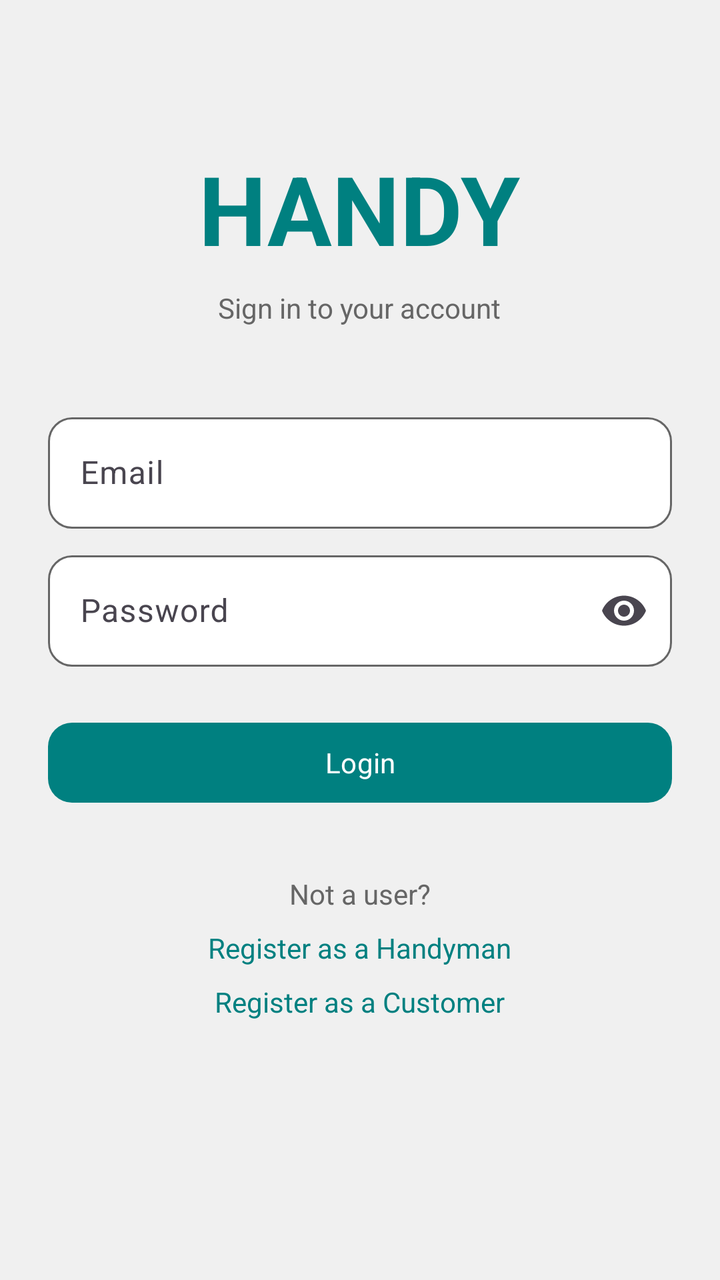
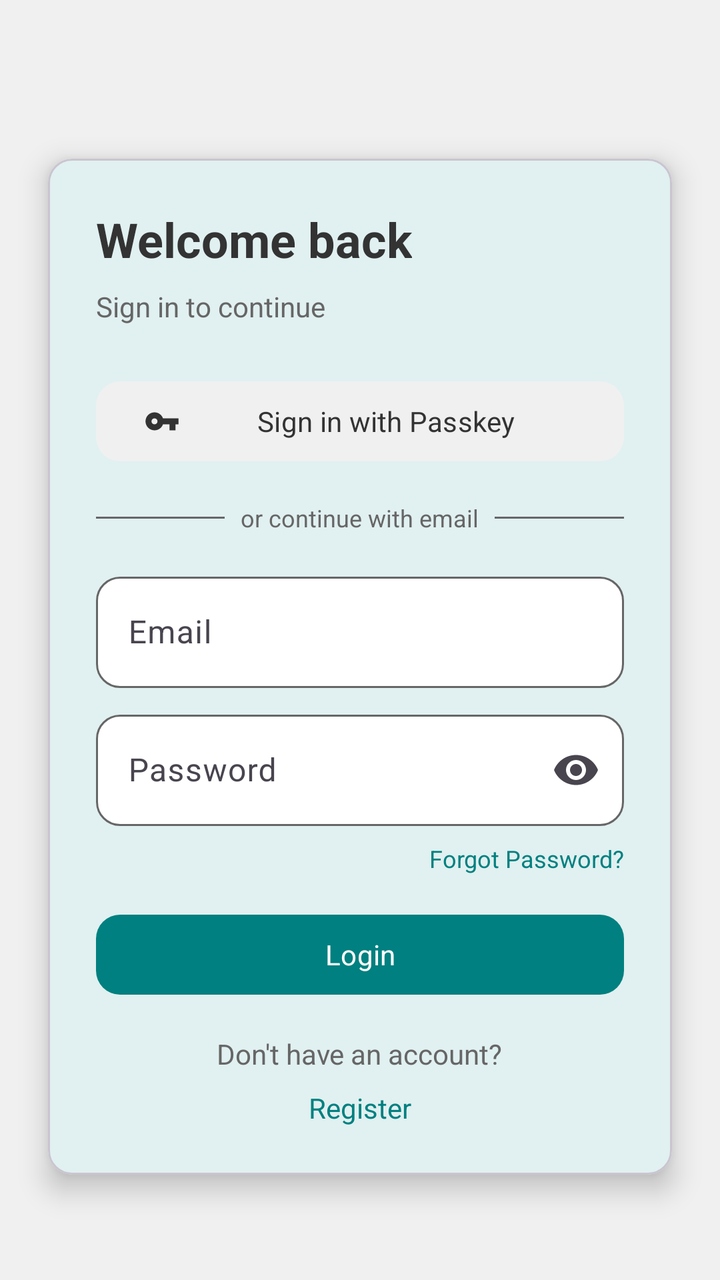

Two renders of the same Android screen: before a commit and after it. Below are the layout's source before the change and the commit's diff.
<!-- AndroidManifest.xml: application theme Theme.HandyProject -->
<!-- res/layout/activity_main.xml -->
<?xml version="1.0" encoding="utf-8"?>
<ScrollView xmlns:android="http://schemas.android.com/apk/res/android"
    xmlns:app="http://schemas.android.com/apk/res-auto"
    xmlns:tools="http://schemas.android.com/tools"
    android:layout_width="match_parent"
    android:layout_height="match_parent"
    android:background="@color/colorBackground"
    android:fillViewport="true"
    tools:context=".MainActivity">

    <LinearLayout
        android:layout_width="match_parent"
        android:layout_height="wrap_content"
        android:gravity="center_horizontal"
        android:orientation="vertical"
        android:padding="@dimen/padding_large">

        <TextView
            android:layout_width="wrap_content"
            android:layout_height="wrap_content"
            android:layout_marginTop="48dp"
            android:layout_marginBottom="8dp"
            android:fontFamily="sans-serif"
            android:text="HANDY"
            android:textColor="@color/colorPrimary"
            android:textSize="48sp"
            android:textStyle="bold" />

        <TextView
            android:layout_width="wrap_content"
            android:layout_height="wrap_content"
            android:layout_marginBottom="40dp"
            android:fontFamily="sans-serif"
            android:text="Sign in to your account"
            android:textColor="@color/colorTextSecondary"
            android:textSize="@dimen/text_size_body" />

        <com.google.android.material.textfield.TextInputLayout
            android:id="@+id/tilEmail"
            style="@style/Widget.HandyProject.TextInputLayout"
            android:layout_marginBottom="@dimen/padding_small"
            android:hint="Email">
            <com.google.android.material.textfield.TextInputEditText
                android:id="@+id/NameTextText"
                android:layout_width="match_parent"
                android:layout_height="wrap_content"
                android:inputType="textEmailAddress"
                android:maxLines="1" />
        </com.google.android.material.textfield.TextInputLayout>

        <com.google.android.material.textfield.TextInputLayout
            android:id="@+id/tilPassword"
            style="@style/Widget.HandyProject.TextInputLayout"
            android:layout_marginBottom="@dimen/padding_large"
            android:hint="Password"
            app:endIconMode="password_toggle">
            <com.google.android.material.textfield.TextInputEditText
                android:id="@+id/EditTextTextPassword"
                android:layout_width="match_parent"
                android:layout_height="wrap_content"
                android:inputType="textPassword"
                android:maxLines="1" />
        </com.google.android.material.textfield.TextInputLayout>

        <com.google.android.material.button.MaterialButton
            android:id="@+id/LoginButton"
            style="@style/Widget.HandyProject.Button.Primary"
            android:text="Login" />

        <ProgressBar
            android:id="@+id/progressBar"
            android:layout_width="wrap_content"
            android:layout_height="wrap_content"
            android:layout_marginTop="@dimen/padding_standard"
            android:indeterminateTint="@color/colorPrimary"
            android:visibility="gone" />

        <TextView
            android:id="@+id/NotAUserTextView"
            android:layout_width="wrap_content"
            android:layout_height="wrap_content"
            android:layout_marginTop="32dp"
            android:fontFamily="sans-serif"
            android:text="Not a user?"
            android:textColor="@color/colorTextSecondary"
            android:textSize="@dimen/text_size_body" />

        <TextView
            android:id="@+id/RegisterLinkTextView"
            android:layout_width="wrap_content"
            android:layout_height="wrap_content"
            android:layout_marginTop="8dp"
            android:clickable="true"
            android:focusable="true"
            android:fontFamily="sans-serif"
            android:text="Register as a Handyman"
            android:textColor="@color/colorPrimary"
            android:textSize="@dimen/text_size_body" />

        <TextView
            android:id="@+id/RegisterLinkTextView2"
            android:layout_width="wrap_content"
            android:layout_height="wrap_content"
            android:layout_marginTop="8dp"
            android:clickable="true"
            android:focusable="true"
            android:fontFamily="sans-serif"
            android:text="Register as a Customer"
            android:textColor="@color/colorPrimary"
            android:textSize="@dimen/text_size_body" />

    </LinearLayout>
</ScrollView>
<!-- resources referenced by this layout -->
<resources>
  <color name="colorBackground">#F0F0F0</color>
  <color name="colorPrimary">#008080</color>
  <color name="colorTextSecondary">#666666</color>
  <dimen name="padding_large">24dp</dimen>
  <dimen name="padding_small">8dp</dimen>
  <dimen name="padding_standard">16dp</dimen>
  <dimen name="text_size_body">14sp</dimen>
  <style name="Widget.HandyProject.Button.Primary" parent="Widget.Material3.Button">
          <item name="android:layout_width">match_parent</item>
          <item name="android:layout_height">48dp</item>
          <item name="android:minHeight">48dp</item>
          <item name="android:textColor">@color/white</item>
          <item name="android:textSize">@dimen/text_size_body</item>
          <item name="android:fontFamily">sans-serif</item>
          <item name="backgroundTint">@color/colorPrimary</item>
          <item name="cornerRadius">@dimen/corner_radius</item>
          <item name="shapeAppearance">@style/ShapeAppearance.HandyProject.Rounded</item>
      </style>
  <style name="Widget.HandyProject.TextInputLayout" parent="Widget.Material3.TextInputLayout.OutlinedBox">
          <item name="android:layout_width">match_parent</item>
          <item name="android:layout_height">wrap_content</item>
          <item name="boxBackgroundColor">@color/colorCardBackground</item>
          <item name="boxStrokeColor">@color/input_stroke_color</item>
          <item name="hintTextColor">@color/colorTextSecondary</item>
          <item name="shapeAppearance">@style/ShapeAppearance.HandyProject.Rounded</item>
      </style>
  <style name="Theme.HandyProject" parent="Base.Theme.HandyProject" />
  <color name="white">#FFFFFFFF</color>
  <dimen name="corner_radius">12dp</dimen>
  <style name="ShapeAppearance.HandyProject.Rounded" parent="ShapeAppearance.Material3.Corner.Full">
          <item name="cornerFamily">rounded</item>
          <item name="cornerSize">@dimen/corner_radius</item>
      </style>
  <color name="colorCardBackground">#FFFFFF</color>
  <color name="colorPrimaryDark">#006666</color>
  <color name="colorAccent">#008080</color>
  <color name="colorTextPrimary">#333333</color>
  <color name="colorError">#F44336</color>
  <!-- unchanged entries left out for length: 1 -->
</resources>

<!-- the commit's change to res/layout/activity_main.xml (unified diff, before → after) -->
@@ -1,113 +1,166 @@
 <?xml version="1.0" encoding="utf-8"?>
-<ScrollView xmlns:android="http://schemas.android.com/apk/res/android"
+<androidx.constraintlayout.widget.ConstraintLayout
+    xmlns:android="http://schemas.android.com/apk/res/android"
     xmlns:app="http://schemas.android.com/apk/res-auto"
     xmlns:tools="http://schemas.android.com/tools"
+    android:id="@+id/mainRoot"
     android:layout_width="match_parent"
     android:layout_height="match_parent"
-    android:background="@color/colorBackground"
-    android:fillViewport="true"
-    tools:context=".MainActivity">
+    tools:context=".ui.auth.MainActivity">
 
-    <LinearLayout
-        android:layout_width="match_parent"
+    <com.google.android.material.card.MaterialCardView
+        android:layout_width="0dp"
         android:layout_height="wrap_content"
-        android:gravity="center_horizontal"
-        android:orientation="vertical"
-        android:padding="@dimen/padding_large">
+        android:layout_marginStart="@dimen/padding_large"
+        android:layout_marginEnd="@dimen/padding_large"
+        app:cardBackgroundColor="@color/white"
+        app:cardCornerRadius="@dimen/corner_radius"
+        app:cardElevation="@dimen/card_elevation_large"
+        app:layout_constraintBottom_toBottomOf="parent"
+        app:layout_constraintEnd_toEndOf="parent"
+        app:layout_constraintStart_toStartOf="parent"
+        app:layout_constraintTop_toTopOf="parent"
+        app:layout_constraintVertical_bias="0.6">
 
-        <TextView
-            android:layout_width="wrap_content"
+        <LinearLayout
+            android:layout_width="match_parent"
             android:layout_height="wrap_content"
-            android:layout_marginTop="48dp"
-            android:layout_marginBottom="8dp"
-            android:fontFamily="sans-serif"
-            android:text="HANDY"
-            android:textColor="@color/colorPrimary"
-            android:textSize="48sp"
-            android:textStyle="bold" />
+            android:orientation="vertical"
+            android:padding="@dimen/padding_large">
 
-        <TextView
-            android:layout_width="wrap_content"
-            android:layout_height="wrap_content"
-            android:layout_marginBottom="40dp"
-            android:fontFamily="sans-serif"
-            android:text="Sign in to your account"
-            android:textColor="@color/colorTextSecondary"
-            android:textSize="@dimen/text_size_body" />
+            <TextView
+                android:layout_width="wrap_content"
+                android:layout_height="wrap_content"
+                android:fontFamily="sans-serif"
+                android:text="Welcome back"
+                android:textColor="@color/colorTextPrimary"
+                android:textSize="@dimen/text_size_heading"
+                android:textStyle="bold" />
 
-        <com.google.android.material.textfield.TextInputLayout
-            android:id="@+id/tilEmail"
-            style="@style/Widget.HandyProject.TextInputLayout"
-            android:layout_marginBottom="@dimen/padding_small"
-            android:hint="Email">
-            <com.google.android.material.textfield.TextInputEditText
-                android:id="@+id/NameTextText"
+            <TextView
+                android:layout_width="wrap_content"
+                android:layout_height="wrap_content"
+                android:layout_marginTop="@dimen/padding_small"
+                android:layout_marginBottom="@dimen/padding_large"
+                android:fontFamily="sans-serif"
+                android:text="Sign in to continue"
+                android:textColor="@color/colorTextSecondary"
+                android:textSize="@dimen/text_size_body" />
+
+            <com.google.android.material.button.MaterialButton
+                android:id="@+id/passkeyButton"
+                style="@style/Widget.HandyProject.Button.Ghost"
+                android:text="Sign in with Passkey"
+                app:icon="@drawable/ic_passkey" />
+
+            <LinearLayout
                 android:layout_width="match_parent"
                 android:layout_height="wrap_content"
-                android:inputType="textEmailAddress"
-                android:maxLines="1" />
-        </com.google.android.material.textfield.TextInputLayout>
+                android:layout_marginTop="@dimen/padding_standard"
+                android:layout_marginBottom="@dimen/padding_standard"
+                android:gravity="center_vertical"
+                android:orientation="horizontal">
 
-        <com.google.android.material.textfield.TextInputLayout
-            android:id="@+id/tilPassword"
-            style="@style/Widget.HandyProject.TextInputLayout"
-            android:layout_marginBottom="@dimen/padding_large"
-            android:hint="Password"
-            app:endIconMode="password_toggle">
-            <com.google.android.material.textfield.TextInputEditText
-                android:id="@+id/EditTextTextPassword"
-                android:layout_width="match_parent"
+                <View
+                    android:layout_width="0dp"
+                    android:layout_height="@dimen/divider_height"
+                    android:layout_weight="1"
+                    android:background="@color/colorTextSecondary" />
+
+                <TextView
+                    android:layout_width="wrap_content"
+                    android:layout_height="wrap_content"
+                    android:layout_marginStart="@dimen/padding_small"
+                    android:layout_marginEnd="@dimen/padding_small"
+                    android:fontFamily="sans-serif"
+                    android:text="or continue with email"
+                    android:textColor="@color/colorTextSecondary"
+                    android:textSize="@dimen/text_size_caption" />
+
+                <View
+                    android:layout_width="0dp"
+                    android:layout_height="@dimen/divider_height"
+                    android:layout_weight="1"
+                    android:background="@color/colorTextSecondary" />
+
+            </LinearLayout>
+
+            <com.google.android.material.textfield.TextInputLayout
+                android:id="@+id/tilEmail"
+                style="@style/Widget.HandyProject.TextInputLayout"
+                android:layout_marginBottom="@dimen/padding_small"
+                android:hint="Email">
+                <com.google.android.material.textfield.TextInputEditText
+                    android:layout_width="match_parent"
+                    android:layout_height="wrap_content"
+                    android:inputType="textEmailAddress"
+                    android:maxLines="1" />
+            </com.google.android.material.textfield.TextInputLayout>
+
+            <com.google.android.material.textfield.TextInputLayout
+                android:id="@+id/tilPassword"
+                style="@style/Widget.HandyProject.TextInputLayout"
+                android:layout_marginBottom="@dimen/padding_small"
+                android:hint="Password"
+                app:endIconMode="password_toggle">
+                <com.google.android.material.textfield.TextInputEditText
+                    android:layout_width="match_parent"
+                    android:layout_height="wrap_content"
+                    android:inputType="textPassword"
+                    android:maxLines="1" />
+            </com.google.android.material.textfield.TextInputLayout>
+
+            <TextView
+                android:id="@+id/forgotPasswordText"
+                android:layout_width="wrap_content"
                 android:layout_height="wrap_content"
-                android:inputType="textPassword"
-                android:maxLines="1" />
-        </com.google.android.material.textfield.TextInputLayout>
+                android:layout_gravity="end"
+                android:layout_marginBottom="@dimen/padding_standard"
+                android:clickable="true"
+                android:focusable="true"
+                android:fontFamily="sans-serif"
+                android:text="Forgot Password?"
+                android:textColor="@color/colorPrimary"
+                android:textSize="@dimen/text_size_caption" />
 
-        <com.google.android.material.button.MaterialButton
-            android:id="@+id/LoginButton"
-            style="@style/Widget.HandyProject.Button.Primary"
-            android:text="Login" />
+            <com.google.android.material.button.MaterialButton
+                android:id="@+id/LoginButton"
+                style="@style/Widget.HandyProject.Button.Primary"
+                android:text="Login" />
 
-        <ProgressBar
-            android:id="@+id/progressBar"
-            android:layout_width="wrap_content"
-            android:layout_height="wrap_content"
-            android:layout_marginTop="@dimen/padding_standard"
-            android:indeterminateTint="@color/colorPrimary"
-            android:visibility="gone" />
+            <ProgressBar
+                android:id="@+id/progressBar"
+                android:layout_width="wrap_content"
+                android:layout_height="wrap_content"
+                android:layout_gravity="center_horizontal"
+                android:layout_marginTop="@dimen/padding_standard"
+                android:indeterminateTint="@color/colorPrimary"
+                android:visibility="gone" />
 
-        <TextView
-            android:id="@+id/NotAUserTextView"
-            android:layout_width="wrap_content"
-            android:layout_height="wrap_content"
-            android:layout_marginTop="32dp"
-            android:fontFamily="sans-serif"
-            android:text="Not a user?"
-            android:textColor="@color/colorTextSecondary"
-            android:textSize="@dimen/text_size_body" />
+            <TextView
+                android:layout_width="wrap_content"
+                android:layout_height="wrap_content"
+                android:layout_gravity="center_horizontal"
+                android:layout_marginTop="@dimen/padding_standard"
+                android:fontFamily="sans-serif"
+                android:text="Don't have an account?"
+                android:textColor="@color/colorTextSecondary"
+                android:textSize="@dimen/text_size_body" />
 
-        <TextView
-            android:id="@+id/RegisterLinkTextView"
-            android:layout_width="wrap_content"
-            android:layout_height="wrap_content"
-            android:layout_marginTop="8dp"
-            android:clickable="true"
-            android:focusable="true"
-            android:fontFamily="sans-serif"
-            android:text="Register as a Handyman"
-            android:textColor="@color/colorPrimary"
-            android:textSize="@dimen/text_size_body" />
+            <TextView
+                android:id="@+id/RegisterLinkTextView"
+                android:layout_width="wrap_content"
+                android:layout_height="wrap_content"
+                android:layout_gravity="center_horizontal"
+                android:layout_marginTop="@dimen/padding_small"
+                android:clickable="true"
+                android:focusable="true"
+                android:fontFamily="sans-serif"
+                android:text="Register"
+                android:textColor="@color/colorPrimary"
+                android:textSize="@dimen/text_size_body" />
 
-        <TextView
-            android:id="@+id/RegisterLinkTextView2"
-            android:layout_width="wrap_content"
-            android:layout_height="wrap_content"
-            android:layout_marginTop="8dp"
-            android:clickable="true"
-            android:focusable="true"
-            android:fontFamily="sans-serif"
-            android:text="Register as a Customer"
-            android:textColor="@color/colorPrimary"
-            android:textSize="@dimen/text_size_body" />
+        </LinearLayout>
+    </com.google.android.material.card.MaterialCardView>
 
-    </LinearLayout>
-</ScrollView>
+</androidx.constraintlayout.widget.ConstraintLayout>
<!-- resource entries referenced after the edit -->
@@ -7,6 +7,31 @@
   <dimen name="padding_small">8dp</dimen>
   <dimen name="padding_standard">16dp</dimen>
   <dimen name="text_size_body">14sp</dimen>
+  <dimen name="text_size_caption">12sp</dimen>
+  <dimen name="text_size_heading">24sp</dimen>
+  <!-- drawable ic_passkey (drawable) -->
+  <?xml version="1.0" encoding="utf-8"?>
+  <vector xmlns:android="http://schemas.android.com/apk/res/android"
+      android:width="24dp"
+      android:height="24dp"
+      android:viewportWidth="24"
+      android:viewportHeight="24">
+      <path
+          android:fillColor="#FF000000"
+          android:pathData="M12.65,10C11.83,7.67 9.61,6 7,6c-3.31,0 -6,2.69 -6,6s2.69,6 6,6c2.61,0 4.83,-1.67 5.65,-4H17v4h4v-4h2v-4H12.65zM7,14c-1.1,0 -2,-0.9 -2,-2s0.9,-2 2,-2 2,0.9 2,2S8.1,14 7,14z" />
+  </vector>
+  <style name="Widget.HandyProject.Button.Ghost" parent="Widget.Material3.Button">
+          <item name="android:layout_width">match_parent</item>
+          <item name="android:layout_height">@dimen/button_height</item>
+          <item name="android:minHeight">@dimen/button_height</item>
+          <item name="android:textColor">@color/colorTextPrimary</item>
+          <item name="android:textSize">@dimen/text_size_body</item>
+          <item name="android:fontFamily">sans-serif</item>
+          <item name="backgroundTint">@color/colorBackground</item>
+          <item name="iconTint">@color/colorTextPrimary</item>
+          <item name="cornerRadius">@dimen/corner_radius</item>
+          <item name="shapeAppearance">@style/ShapeAppearance.HandyProject.Rounded</item>
+      </style>
   <style name="Widget.HandyProject.Button.Primary" parent="Widget.Material3.Button">
           <item name="android:layout_width">match_parent</item>
           <item name="android:layout_height">48dp</item>
@@ -27,8 +52,11 @@
           <item name="shapeAppearance">@style/ShapeAppearance.HandyProject.Rounded</item>
       </style>
   <style name="Theme.HandyProject" parent="Base.Theme.HandyProject" />
+  <dimen name="button_height">48dp</dimen>
   <color name="white">#FFFFFFFF</color>
+  <dimen name="card_elevation_large">8dp</dimen>
   <dimen name="corner_radius">12dp</dimen>
+  <dimen name="divider_height">1dp</dimen>
   <style name="ShapeAppearance.HandyProject.Rounded" parent="ShapeAppearance.Material3.Corner.Full">
           <item name="cornerFamily">rounded</item>
           <item name="cornerSize">@dimen/corner_radius</item>
